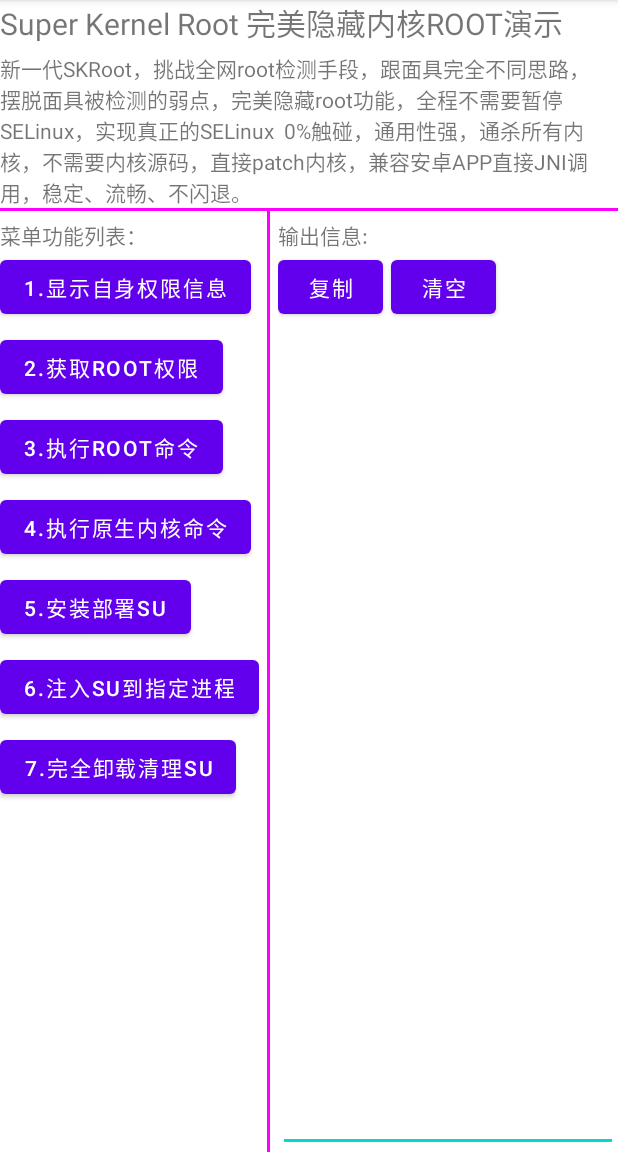
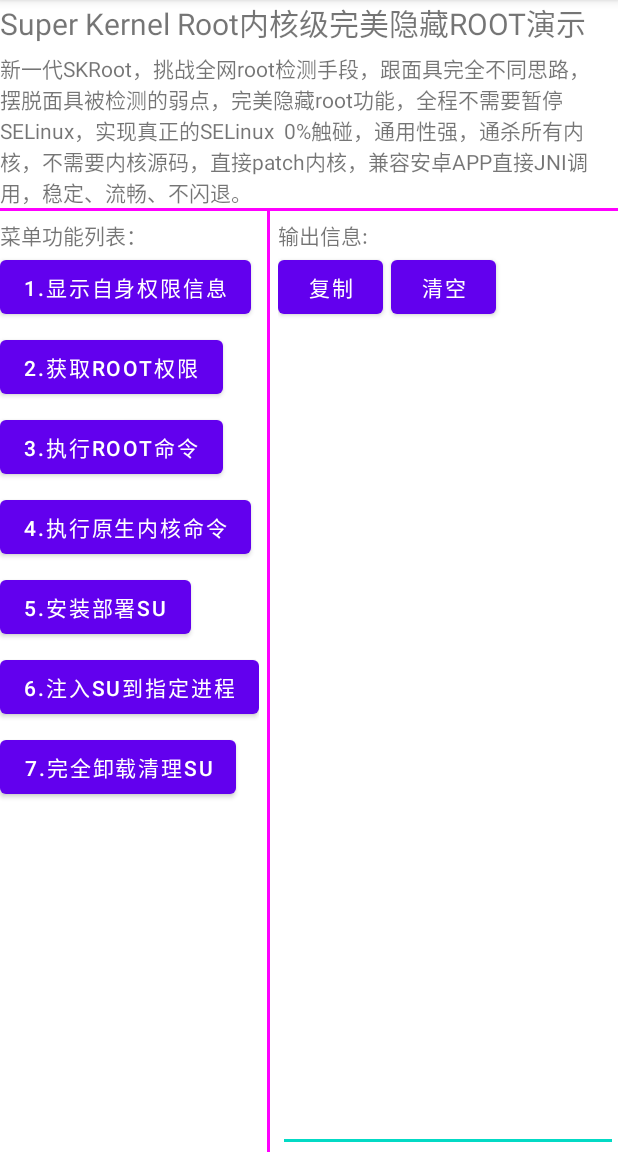
Before and after one commit to abcz316/SKRoot-linuxKernelRoot, an Android app: the screen it shows after launch (MainActivity), on a phone screen of 412 x 824 dp, the part 84-1236 px from its top. Run offline under Robolectric (Android 15) with nearby library versions, the phone set to English and light mode, and no system bars; 1 statement that could not run was skipped.

Commit message:
fix: tip

```diff
--- a/PermissionManager/app/src/main/res/layout/activity_main.xml
+++ b/PermissionManager/app/src/main/res/layout/activity_main.xml
@@ -12,7 +12,7 @@
     <TextView
         android:layout_width="wrap_content"
         android:layout_height="wrap_content"
-        android:text="Super Kernel Root 完美隐藏内核ROOT演示"
+        android:text="Super Kernel Root内核级完美隐藏ROOT演示"
         android:textSize="20dp" />
 
     <TextView
```
